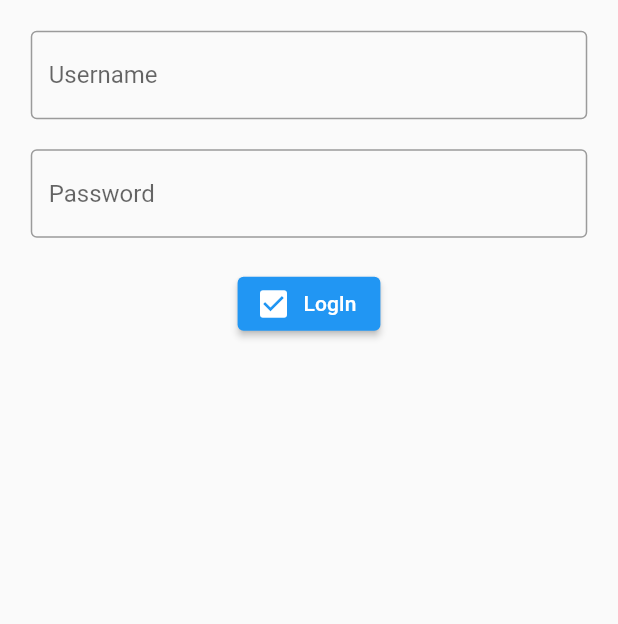
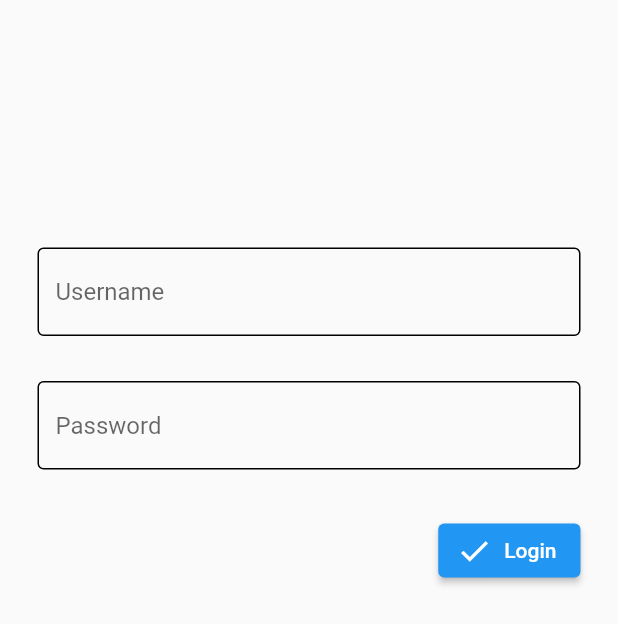
Before and after one commit to abidnk/login-app, a Flutter app: the screen it shows after launch, on a phone screen of 412 x 824 dp. Shown: the top 624 px of the screen. Run offline on Flutter 3.47's test engine with Material 2 defaults, Android fonts, the phone set to English and light mode, and no system bars.

```diff
--- a/myapp/lib/screen/home.dart
+++ b/myapp/lib/screen/home.dart
@@ -4,14 +4,15 @@ import 'package:flutter/material.dart';
 import 'package:myapp/screen/login.dart';
 
 class screenhome extends StatelessWidget {
-  const screenhome({super.key});
+  screenhome({super.key, });
 
+  //final User;
   @override
   Widget build(BuildContext context) {
     return SafeArea(
       child: Scaffold(
         appBar: AppBar(
-          title: Text("CONTACT DETAILS"),
+          title: Text("User"),
           actions: [
             IconButton(
                 onPressed: () {
--- a/myapp/lib/screen/login.dart
+++ b/myapp/lib/screen/login.dart
@@ -1,61 +1,129 @@
-// ignore_for_file: camel_case_types, prefer_const_constructors, no_leading_underscores_for_local_identifiers
-
+// ignore_for_file: no_leading_underscores_for_local_identifiers, prefer_const_constructors
+// original
 import 'package:flutter/material.dart';
 import 'package:myapp/screen/home.dart';
 
-class screenlogin extends StatelessWidget {
+
+class screenlogin extends StatefulWidget {
   screenlogin({super.key});
 
+  @override
+  State<screenlogin> createState() => _screenloginState();
+}
+
+class _screenloginState extends State<screenlogin> {
   final _usernameController = TextEditingController();
+
   final _passwordController = TextEditingController();
+
+  bool _isDtaMached = true;
+
+  final _formKey = GlobalKey<FormState>();
 
   @override
   Widget build(BuildContext context) {
-    return SafeArea(
-      child: Scaffold(
-        body: Padding(
-          padding: const EdgeInsets.all(20.50),
+    return Scaffold(
+      resizeToAvoidBottomInset: false,
+      body: SafeArea(
+        child: Padding(
+          padding: const EdgeInsets.all(25.0),
+          child: Form(
+            key: _formKey,
             child: Column(
+              crossAxisAlignment: CrossAxisAlignment.end,
               children: [
+                Padding(
+                  padding:
+                      const EdgeInsets.only(right: 110, bottom: 40, top: 100),
+
+                ),
                 TextFormField(
                   controller: _usernameController,
-                decoration: InputDecoration(
-                    border: OutlineInputBorder(), hintText: "Username"),
+                  decoration: const InputDecoration(
+                      enabledBorder: OutlineInputBorder(
+                          borderSide: BorderSide(color: Color.fromARGB(255, 0, 0, 0))),
+                      border: OutlineInputBorder(),
+                      hintText: 'Username'),
+                  validator: (value) {
+                    if (_isDtaMached) {
+                      if (value == null || value.isEmpty) {
+                        return 'value is Empty';
+                      }
+                    }
+                  },
                 ),
-              SizedBox(
-                height: 20,
+                const SizedBox(
+                  height: 30,
                 ),
                 TextFormField(
                     controller: _passwordController,
                     obscureText: true,
-                  decoration: InputDecoration(
-                      border: OutlineInputBorder(), hintText: "Password")),
+                    decoration: const InputDecoration(
+                        enabledBorder: OutlineInputBorder(
+                            borderSide: BorderSide(color: Color.fromARGB(255, 0, 0, 0))),
+                        border: OutlineInputBorder(),
+                        hintText: 'Password'),
+                    validator: (value) {
+                      if (value == null || value.isEmpty) {
+                        return "value is empty";
+                      } else {
+                        return null;
+                      }
+                    }),
                 SizedBox(
-                height: 20,
+                  height: 30,
+                ),
+                Row(
+                  mainAxisAlignment: MainAxisAlignment.spaceBetween,
+                  children: [
+                    Visibility(
+                      visible: !_isDtaMached,
+                      // ignore: prefer_const_constructors
+                      child: Text(
+                        'Username password doesnot match',
+                        style: TextStyle(color: Colors.red),
+                      ),
                     ),
                     ElevatedButton.icon(
                       onPressed: () {
-                  checklogin(context);
+                        if (_formKey.currentState!.validate()) {
+                          checkLogin(context);
+                        } else {
+                          print("user doesnt match");
+                        }
                       },
-                icon: Icon(Icons.check_box),
-                label: Text("LogIn"),
+                      icon: const Icon(Icons.check),
+                      label: const Text('Login'),
                     ),
                   ],
+                ),
+              ],
+            ),
           ),
         ),
       ),
     );
   }
 
-  void checklogin(BuildContext cxt) {
+  void checkLogin(BuildContext ctx) async {
     final _username = _usernameController.text;
     final _password = _passwordController.text;
     if (_username == _password) {
-      Navigator.of(cxt)
-          .pushReplacement(MaterialPageRoute(builder: (cxt) => screenhome()));
+      //    Goto Home
+
+      Navigator.of(ctx)
+          .pushReplacement(MaterialPageRoute(builder: (ctx1) => screenhome()));
     } else {
-      ScaffoldMessenger.of(cxt)
-          .showSnackBar(SnackBar(content: Text("Wrong Data")));
+      ScaffoldMessenger.of(context).showSnackBar(SnackBar(
+        behavior: SnackBarBehavior.floating,
+        backgroundColor: Colors.red[800],
+        margin: EdgeInsets.all(10),
+        content: Text(
+          "Username and Password not match",
+          style: TextStyle(color: Colors.white),
+        ),
+        duration: Duration(seconds: 3),
+      ));
     }
   }
 }
```
Also changed, not shown: myapp/lib/main.dart (line endings or trailing spaces), 9 other files. Lines whose indentation alone changed are shown as unchanged.
